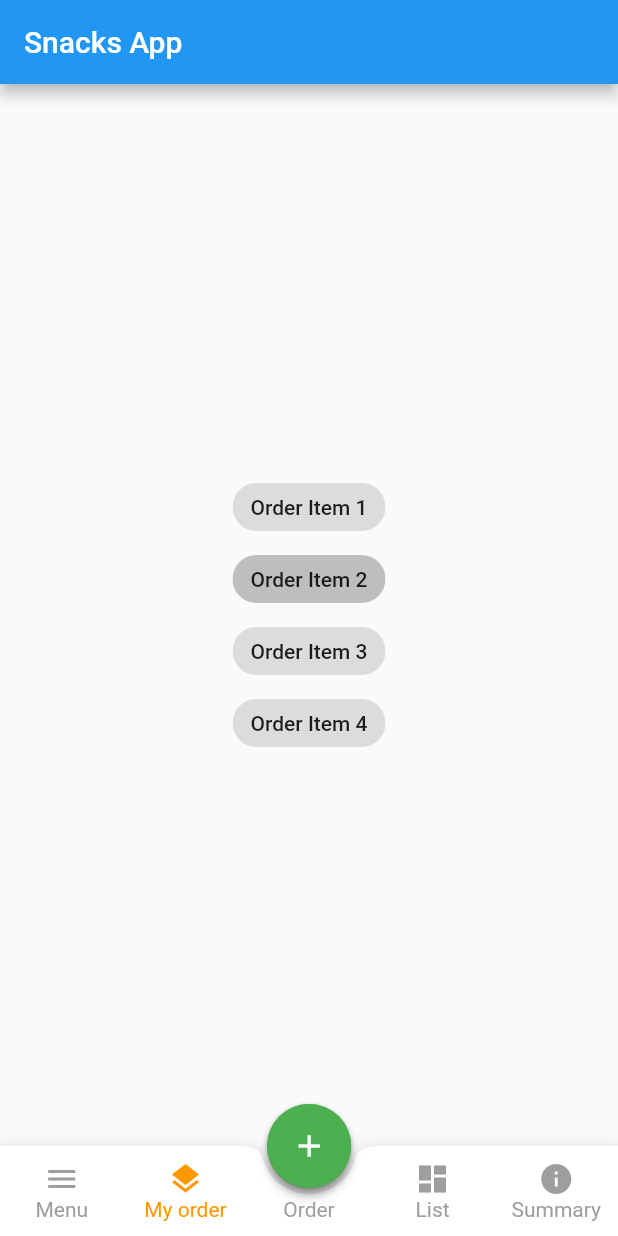
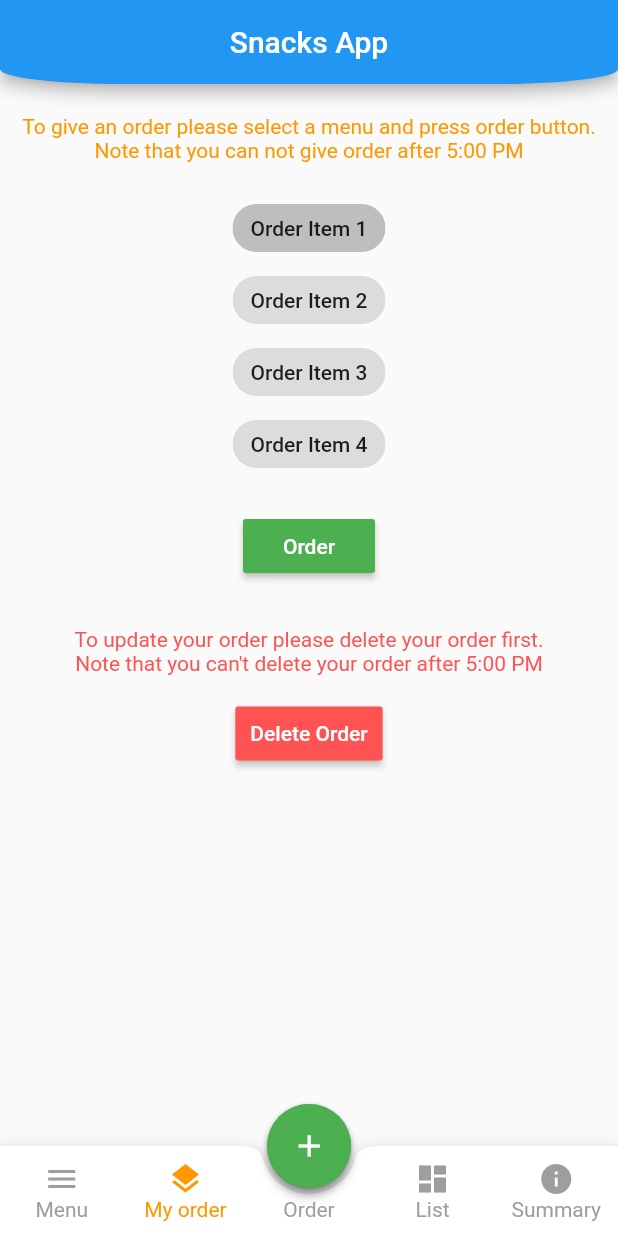
Before and after one commit to sam43/evening_snacks_app, a Flutter app: the MyHomePage screen opened directly, item 2 of the bottom bar chosen, on a phone screen of 412 x 824 dp. Run offline on Flutter 3.47's test engine with Material 2 defaults, Android fonts, the phone set to English and light mode, and no system bars; our stand-ins replace toast; network calls fail.

Commit message:
End of fixing the designs

```diff
--- a/lib/src/app.dart
+++ b/lib/src/app.dart
@@ -5,6 +5,9 @@ import 'screens/login_screen.dart';
 class App extends StatelessWidget {
   @override
   Widget build(BuildContext context) {
+    /*SystemChrome.setPreferredOrientations(
+        [DeviceOrientation.portraitUp, DeviceOrientation.portraitDown])
+        .then((_) => runApp(new MyApp()));*/
     return MaterialApp(
       debugShowCheckedModeBanner: false,
       //title: 'BLoC Demo',
--- a/lib/src/screens/landing_screen.dart
+++ b/lib/src/screens/landing_screen.dart
@@ -2,6 +2,7 @@ import 'package:evening_snacks_app/src/widgets/anchor_layout.dart';
 import 'package:evening_snacks_app/src/widgets/fab_bottom_appbar.dart';
 import 'package:evening_snacks_app/src/widgets/fab_with_icons.dart';
 import 'package:flutter/material.dart';
+import 'package:flutter/services.dart';
 
 import 'order.dart';
 import 'orderList.dart';
@@ -11,6 +12,10 @@ import 'otherOrder.dart';
 class MyApp extends StatelessWidget {
   @override
   Widget build(BuildContext context) {
+    SystemChrome.setSystemUIOverlayStyle(SystemUiOverlayStyle(
+      statusBarColor: Colors.orange, //top bar color
+      statusBarIconBrightness: Brightness.light, //top bar icons
+    ));
     return MaterialApp(
       debugShowCheckedModeBanner: false,
       title: 'Snacks',
@@ -42,7 +47,6 @@ class _MyHomePageState extends State<MyHomePage> {
     OrderSummaryPage()
   ];
 
-
   void _selectedTab(int index) {
     setState(() {
       _lastSelected = 'TAB: $index';
@@ -58,9 +62,20 @@ class _MyHomePageState extends State<MyHomePage> {
 
   @override
   Widget build(BuildContext context) {
+    const RoundedRectangleBorder roundedRectangleBorder =
+    RoundedRectangleBorder(
+        borderRadius: BorderRadius.only(
+            bottomLeft: Radius.elliptical(80.0, 10.0),
+            bottomRight: Radius.elliptical(80.0, 10.0)),
+        side: BorderSide(style: BorderStyle.none));
     return Scaffold(
       appBar: AppBar(
-        title: Text("Snacks App"),
+        title: Text(
+          "Snacks App",
+          style: TextStyle(color: Colors.white),
+        ),
+        centerTitle: true,
+        shape: roundedRectangleBorder,
       ),
       bottomNavigationBar: FABBottomAppBar(
         centerItemText: 'Order',
--- a/lib/src/screens/otherOrder.dart
+++ b/lib/src/screens/otherOrder.dart
@@ -1,4 +1,7 @@
 import 'package:flutter/material.dart';
+import 'package:toast/toast.dart';
+
+import '../utils/singleton_class.dart';
 
 class MyOrderPage extends StatefulWidget {
   _MyOrderPageState createState() => _MyOrderPageState();
@@ -6,7 +9,16 @@ class MyOrderPage extends StatefulWidget {
 
 class _MyOrderPageState extends State<MyOrderPage> {
   //AnimationController _controller;
-  int _value = 1;
+  int _value = 0;
+  String _itemName = 'Aam';
+  String _rules = 'To give an order please select a menu and press order button. \nNote that you can not give order after 5:00 PM';
+  String _rulesUpdate = 'To update your order please delete your order first. \nNote that you can\'t delete your order after 5:00 PM';
+  final List<String> _list = [
+    'Order Item 1',
+    'Order Item 2',
+    'Order Item 3',
+    'Order Item 4'
+  ];
 
   /* @override
   void initState() {
@@ -22,7 +34,27 @@ class _MyOrderPageState extends State<MyOrderPage> {
 
   @override
   Widget build(BuildContext context) {
-    return Center(
+    return Container(
+      padding: const EdgeInsets.all(10.0),
+      child: Column(
+        children: <Widget>[
+          MySingleton.putMargin(top: 10.0),
+          _staticText(_rules, Colors.orange),
+          MySingleton.putMargin(bottom: 20.0),
+          _listWidget(context),
+          MySingleton.putMargin(top: 20.0),
+          _submitButton(context, 'Order', Colors.green),
+          MySingleton.putMargin(bottom: 30.0),
+          _staticText(_rulesUpdate, Colors.redAccent),
+          MySingleton.putMargin(bottom: 15.0),
+          _submitButton(context, 'Delete Order', Colors.redAccent),
+        ],
+      ),
+    );
+  }
+
+  Widget _listWidget(BuildContext cxt) {
+    return Container(
       child: Wrap(
         direction: Axis.vertical,
         children: List<Widget>.generate(
@@ -32,7 +64,9 @@ class _MyOrderPageState extends State<MyOrderPage> {
             selected: _value == index,
             onSelected: (bool selected) {
               setState(() {
-                _value = selected ? index : null;
+                _value = selected ? index : 0;
+                _setItemName(_value);
+                Toast.show('Selected item is "${_getItemName()}" ', cxt);
               });
             },
           );
@@ -41,14 +75,41 @@ class _MyOrderPageState extends State<MyOrderPage> {
       ),
     );
   }
+
+
+  Widget _getItemList(int index) {
+    return Text(_list[index]);
+  }
+
+  void _setItemName(int s) {
+    _itemName = _list[s];
+  }
+
+  String _getItemName() {
+    return _itemName;
+  }
 }
 
-Widget _getItemList(int index) {
-  final List<String> _list = [
-    'Order Item 1',
-    'Order Item 2',
-    'Order Item 3',
-    'Order Item 4'
-  ];
-  return Text(_list[index]);
+
+Widget _staticText(String s, Color c) {
+  return Text(
+    s,
+    textScaleFactor: 1.0,
+    textAlign: TextAlign.center,
+    style: TextStyle(color: c, fontSize: 14.0,),);
 }
+
+Widget _submitButton(BuildContext cxt, String title, Color c) {
+  return RaisedButton(
+    child: Text(
+      title,
+      style: TextStyle(color: Colors.white),
+    ),
+    padding: EdgeInsets.all(10.0),
+    color: c,
+    onPressed: () {
+      // pass function of onclick
+      Toast.show("Selected", cxt);
+    },
+  );
+}
```
Also changed, not shown: lib/src/screens/login_screen.dart (+5 -29 lines).
